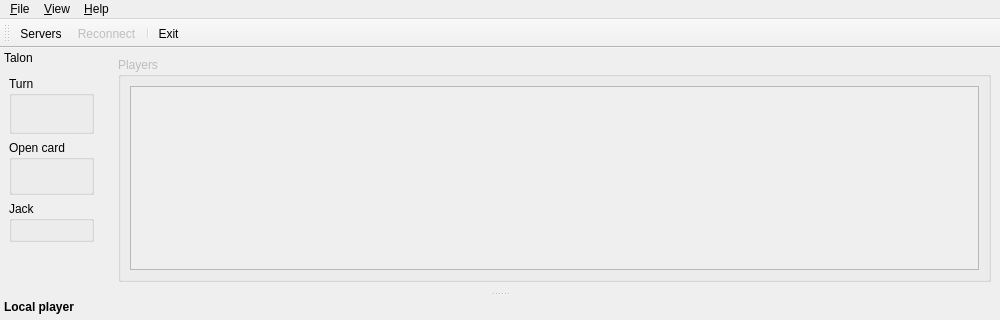
Old version of the form src/mainwindow.ui in the repository velnias75/NetMauMau-Qt-Client; both pictures show x 0 to 1000 and y 0 to 320 of the 1000 by 546 pixel window.
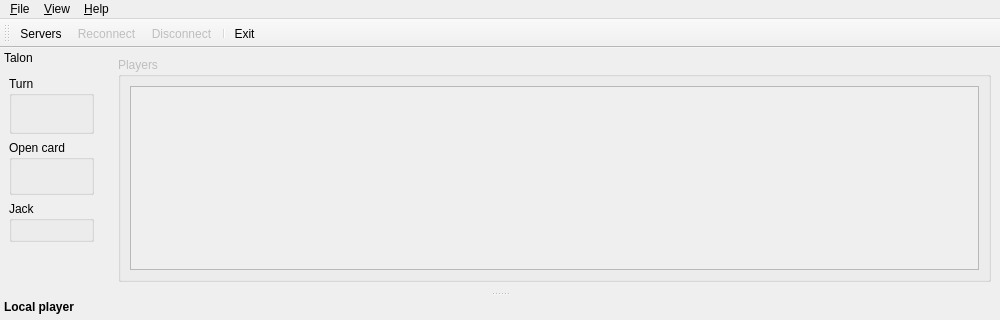
New version of the form. Icons and pictures are not drawn. Custom widgets are drawn as their Qt base class.

Commit message: added disconnect button

Patch:
```diff
--- a/src/mainwindow.ui
+++ b/src/mainwindow.ui
@@ -164,6 +164,7 @@
    </attribute>
    <addaction name="actionServer"/>
    <addaction name="actionReconnect"/>
+   <addaction name="actionDisconnect"/>
    <addaction name="separator"/>
    <addaction name="actionExit"/>
   </widget>
@@ -614,6 +615,23 @@
     <enum>Qt::ApplicationShortcut</enum>
    </property>
   </action>
+  <action name="actionDisconnect">
+   <property name="enabled">
+    <bool>false</bool>
+   </property>
+   <property name="icon">
+    <iconset theme="network-disconnect"/>
+   </property>
+   <property name="text">
+    <string>&amp;Disconnect</string>
+   </property>
+   <property name="toolTip">
+    <string>Disconnect from server</string>
+   </property>
+   <property name="shortcut">
+    <string notr="true">Ctrl+D</string>
+   </property>
+  </action>
  </widget>
  <customwidgets>
   <customwidget>
```
Left out of the diff: 1 changed line with no effect on the pictures. The commit also changes 5 other files.
